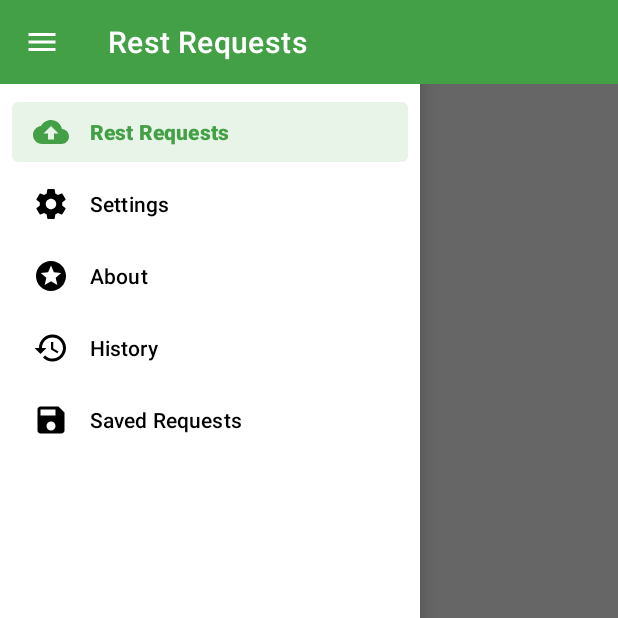
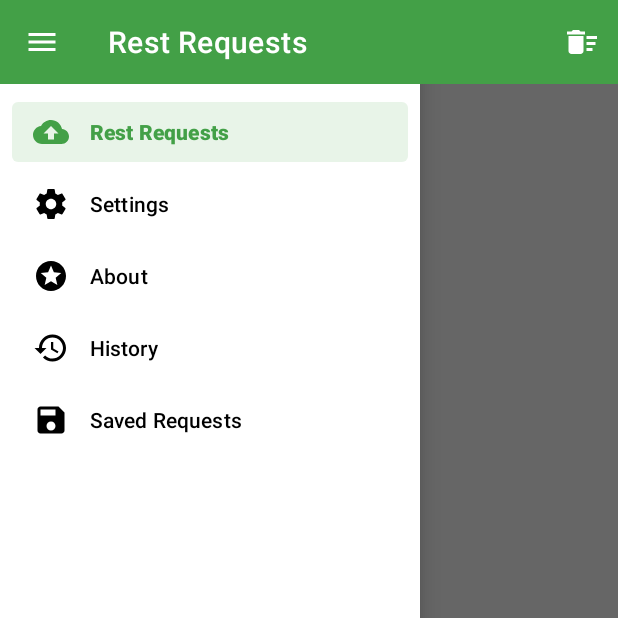
Before and after one commit to tarunsingh070/DjangoRestClient, an Android app: the fragment RequestsListFragment placed in its activity, with the side drawer open, on a phone screen of 412 x 824 dp, the top half of it. Run offline under Robolectric (Android 15) with nearby library versions, the phone set to English and light mode, and no system bars; our stand-ins replace Room's generated code.

Commit message:
Added functionality to let user delete all requests from history and corresponding headers. Added functionality to let user delete all saved requests and corresponding headers.

```diff
--- a/app/src/main/java/tarun/djangorestclient/com/djangorestclient/fragment/requestsList/RequestListAdapter.java
+++ b/app/src/main/java/tarun/djangorestclient/com/djangorestclient/fragment/requestsList/RequestListAdapter.java
@@ -58,6 +58,11 @@ public class RequestListAdapter extends RecyclerView.Adapter<RequestListAdapter.
         notifyDataSetChanged();
     }
 
+    void removeRequest(int position) {
+        requests.remove(position);
+        notifyDataSetChanged();
+    }
+
     @Override
     public int getItemCount() {
         return requests != null ? requests.size() : 0;
--- a/app/src/main/java/tarun/djangorestclient/com/djangorestclient/fragment/requestsList/RequestsListFragment.java
+++ b/app/src/main/java/tarun/djangorestclient/com/djangorestclient/fragment/requestsList/RequestsListFragment.java
@@ -2,6 +2,9 @@ package tarun.djangorestclient.com.djangorestclient.fragment.requestsList;
 
 import android.os.Bundle;
 import android.view.LayoutInflater;
+import android.view.Menu;
+import android.view.MenuInflater;
+import android.view.MenuItem;
 import android.view.View;
 import android.view.ViewGroup;
 
@@ -9,6 +12,7 @@ import java.util.List;
 
 import androidx.annotation.NonNull;
 import androidx.annotation.Nullable;
+import androidx.appcompat.app.AlertDialog;
 import androidx.fragment.app.Fragment;
 import androidx.lifecycle.Observer;
 import androidx.lifecycle.ViewModelProvider;
@@ -56,6 +60,7 @@ public class RequestsListFragment extends Fragment {
     @Override
     public void onCreate(Bundle savedInstanceState) {
         super.onCreate(savedInstanceState);
+        setHasOptionsMenu(true);
         if (getArguments() != null) {
             requestsListToShow = getArguments().getInt(KEY_REQUESTS_LIST_TYPE);
         }
@@ -73,10 +78,7 @@ public class RequestsListFragment extends Fragment {
     public void onViewCreated(@NonNull View view, @Nullable Bundle savedInstanceState) {
         super.onViewCreated(view, savedInstanceState);
         final RequestListAdapter adapter = new RequestListAdapter(requireContext());
-        binding.requestsListRecyclerView.setAdapter(adapter);
-        binding.requestsListRecyclerView.setLayoutManager(new LinearLayoutManager(requireContext()));
-        binding.requestsListRecyclerView.addItemDecoration(new DividerItemDecoration(getContext(),
-                DividerItemDecoration.VERTICAL));
+        setupRecyclerView(adapter);
 
         requestsListViewModel = new ViewModelProvider(this,
                 new DjangoViewModelFactory(requireActivity().getApplication(), requestsListToShow))
@@ -93,4 +95,60 @@ public class RequestsListFragment extends Fragment {
             }
         });
     }
+
+    private void setupRecyclerView(RequestListAdapter adapter) {
+        binding.requestsListRecyclerView.setAdapter(adapter);
+        binding.requestsListRecyclerView.setLayoutManager(new LinearLayoutManager(requireContext()));
+        binding.requestsListRecyclerView.addItemDecoration(new DividerItemDecoration(getContext(),
+                DividerItemDecoration.VERTICAL));
+
+        // Todo: Modify following to make swipe to delete functionality work.
+//        ItemTouchHelper.SimpleCallback simpleItemTouchCallback = new ItemTouchHelper.SimpleCallback(0, ItemTouchHelper.LEFT | ItemTouchHelper.RIGHT) {
+//
+//            @Override
+//            public boolean onMove(RecyclerView recyclerView, RecyclerView.ViewHolder viewHolder, RecyclerView.ViewHolder target) {
+//                return false;
+//            }
+//
+//            @Override
+//            public void onSwiped(RecyclerView.ViewHolder viewHolder, int swipeDir) {
+//                Toast.makeText(requireContext(), "on Swiped ", Toast.LENGTH_SHORT).show();
+//                //Remove swiped item from list and notify the RecyclerView
+//                int position = viewHolder.getAdapterPosition();
+//                adapter.removeRequest(position);
+//            }
+//        };
+//
+//        ItemTouchHelper itemTouchHelper = new ItemTouchHelper(simpleItemTouchCallback);
+//        itemTouchHelper.attachToRecyclerView(binding.requestsListRecyclerView);
+    }
+
+    @Override
+    public void onCreateOptionsMenu(Menu menu, MenuInflater inflater) {
+        inflater.inflate(R.menu.requests_list_fragment_menu, menu);
+        super.onCreateOptionsMenu(menu, inflater);
+    }
+
+    @Override
+    public boolean onOptionsItemSelected(MenuItem item) {
+        switch (item.getItemId()) {
+            case R.id.action_delete_all_requests:
+                showDeleteConfirmationDialog();
+                return true;
+            default:
+                return super.onOptionsItemSelected(item);
+        }
+    }
+
+    void showDeleteConfirmationDialog() {
+        new AlertDialog.Builder(requireContext())
+                .setTitle(R.string.delete_requests_dialog_title)
+                .setMessage(requestsListToShow == LIST_REQUESTS_HISTORY ?
+                        R.string.delete_requests_history : R.string.delete_saved_requests)
+                .setPositiveButton(android.R.string.yes, (dialog, which) -> requestsListViewModel.deleteAllRequests())
+                // A null listener allows the button to dismiss the dialog and take no further action.
+                .setNegativeButton(android.R.string.no, null)
+                .setIcon(android.R.drawable.ic_dialog_alert)
+                .show();
+    }
 }
--- a/app/src/main/java/tarun/djangorestclient/com/djangorestclient/fragment/requestsList/RequestsListViewModel.java
+++ b/app/src/main/java/tarun/djangorestclient/com/djangorestclient/fragment/requestsList/RequestsListViewModel.java
@@ -13,10 +13,12 @@ public class RequestsListViewModel extends AndroidViewModel {
 
     private RequestRepository requestRepository;
     private LiveData<List<RequestWithHeaders>> requests;
+    private int requestsListToShow;
 
     public RequestsListViewModel(Application application, int requestsListToShow) {
         super(application);
         requestRepository = new RequestRepository(application);
+        this.requestsListToShow = requestsListToShow;
         if (requestsListToShow == RequestsListFragment.LIST_REQUESTS_HISTORY) {
             requests = requestRepository.getRequestsHistoryList();
         } else {
@@ -28,5 +30,14 @@ public class RequestsListViewModel extends AndroidViewModel {
         return requests;
     }
 
+    void deleteAllRequests() {
+        if (requestsListToShow == RequestsListFragment.LIST_REQUESTS_HISTORY) {
+            requestRepository.deleteAllRequestsFromHistory();
+        } else {
+            requestRepository.deleteAllSavedRequests();
+        }
+
+    }
+
     //Todo: Add more methods for deletion as well.
 }
--- /dev/null
+++ b/app/src/main/res/drawable/ic_delete_sweep_white.xml
@@ -0,0 +1,5 @@
+<vector android:height="24dp" android:tint="#FFFFFF"
+    android:viewportHeight="24" android:viewportWidth="24"
+    android:width="24dp" xmlns:android="http://schemas.android.com/apk/res/android">
+    <path android:fillColor="@android:color/white" android:pathData="M15,16h4v2h-4zM15,8h7v2h-7zM15,12h6v2h-6zM3,18c0,1.1 0.9,2 2,2h6c1.1,0 2,-0.9 2,-2L13,8L3,8v10zM14,5h-3l-1,-1L6,4L5,5L2,5v2h12z"/>
+</vector>
--- a/app/src/main/res/layout/fragment_requests_list.xml
+++ b/app/src/main/res/layout/fragment_requests_list.xml
@@ -1,6 +1,5 @@
 <?xml version="1.0" encoding="utf-8"?>
 <RelativeLayout xmlns:android="http://schemas.android.com/apk/res/android"
-    xmlns:app="http://schemas.android.com/apk/res-auto"
     xmlns:tools="http://schemas.android.com/tools"
     android:layout_width="match_parent"
     android:layout_height="match_parent"
@@ -16,7 +15,6 @@
     <androidx.recyclerview.widget.RecyclerView
         android:id="@+id/requests_list_recycler_view"
         android:layout_width="match_parent"
-        android:layout_height="match_parent"
-        tools:listitem="@layout/item_request"
-        android:padding="10dp"/>
+        android:layout_height="wrap_content"
+        tools:listitem="@layout/item_request"/>
 </RelativeLayout>
--- /dev/null
+++ b/app/src/main/res/menu/requests_list_fragment_menu.xml
@@ -0,0 +1,9 @@
+<?xml version="1.0" encoding="utf-8"?>
+<menu xmlns:android="http://schemas.android.com/apk/res/android"
+    xmlns:app="http://schemas.android.com/apk/res-auto">
+
+    <item android:id="@+id/action_delete_all_requests"
+        android:icon="@drawable/ic_delete_sweep_white"
+        android:title="@string/action_delete_all_requests"
+        app:showAsAction="ifRoom"/>
+</menu>
--- a/app/src/main/res/values/strings.xml
+++ b/app/src/main/res/values/strings.xml
@@ -8,6 +8,7 @@
     <string name="action_send_request">Send Request</string>
     <string name="action_save_request">Save Request</string>
     <string name="action_show_extra_info">Extra info</string>
+    <string name="action_delete_all_requests">Delete all requests</string>
 
     <!--Navigation drawer menu items titles-->
     <string name="about">About</string>
@@ -68,6 +69,9 @@
     <string name="no_requests_history">No requests in history yet!</string>
     <string name="no_requests_saved">No saved requests yet!</string>
     <string name="header_count">Header count = %d</string>
+    <string name="delete_requests_dialog_title">Delete requests!</string>
+    <string name="delete_requests_history">Are you sure you want to clear all requests from history?</string>
+    <string name="delete_saved_requests">Are you sure you want to clear all saved requests?</string>
 
     <!-- Miscellaneous strings -->
     <string name="input_fields_empty_msg">Input fields cannot be empty.</string>
```
Also changed, not shown: app/src/main/java/tarun/djangorestclient/com/djangorestclient/model/RequestDao.java (+12 -8 lines), app/src/main/java/tarun/djangorestclient/com/djangorestclient/model/RequestRepository.java (+12 -0 lines), app/src/main/java/tarun/djangorestclient/com/djangorestclient/model/entity/Header.java (+10 -1 lines).
